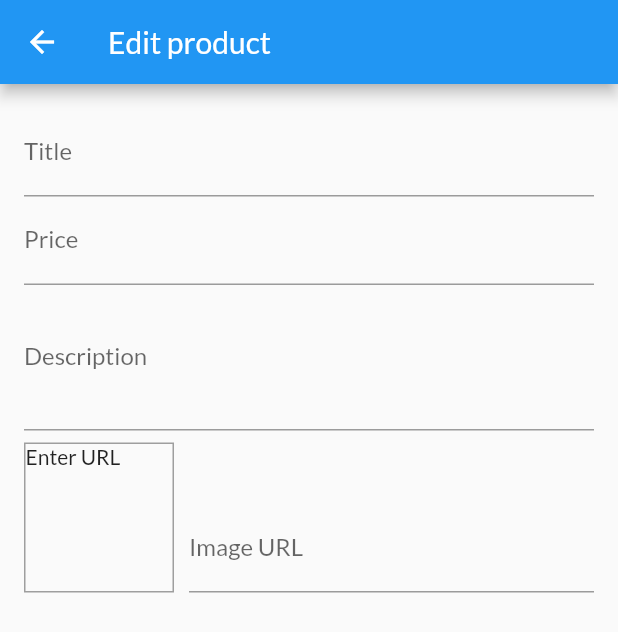
After one commit to allukman/shop-app, a Flutter app: the EditProductScreen screen opened by its route, on a phone screen of 412 x 824 dp. The commit adds this screen. Shown: the top 632 px of the screen. Run offline on Flutter 3.47's test engine with Material 2 defaults, Android fonts, the phone set to English and light mode, and no system bars; network calls fail.

Commit message:
edit screen

```diff
--- a/lib/main.dart
+++ b/lib/main.dart
@@ -5,6 +5,8 @@ import '../screens/product_overview_screen.dart';
 import '../screens/product_detail_screen.dart';
 import '../screens/cart_screen.dart';
 import '../screens/orders_screen.dart';
+import '../screens/user_product_screen.dart';
+import '../screens/edit_product_screen.dart';
 
 import '../providers/products_provider.dart';
 import '../providers/cart.dart';
@@ -38,6 +40,8 @@ class MyApp extends StatelessWidget {
           ProductDetailScreen.routeName: (ctx) => ProductDetailScreen(),
           CartScreen.routeName: (ctx) => CartScreen(),
           OrdersScreen.routeName: (ctx) => OrdersScreen(),
+          UserProductScreen.routeName: (ctx) => UserProductScreen(),
+          EditProductScreen.routeName: (ctx) => EditProductScreen(),
         },
       ),
     );
--- /dev/null
+++ b/lib/screens/edit_product_screen.dart
@@ -0,0 +1,110 @@
+import 'package:flutter/material.dart';
+
+class EditProductScreen extends StatefulWidget {
+  static const routeName = '/edit-product';
+
+  @override
+  State<EditProductScreen> createState() => _EditProductScreenState();
+}
+
+class _EditProductScreenState extends State<EditProductScreen> {
+  final _priceFocusNode = FocusNode();
+  final _descriptionFocusNode = FocusNode();
+  final _imageUrlController = TextEditingController();
+  final _imageUrlFocusNode = FocusNode();
+
+  @override
+  void initState() {
+    _imageUrlFocusNode.addListener(_updateImageUrl);
+    super.initState();
+  }
+
+  @override
+  void dispose() {
+    _imageUrlFocusNode.removeListener(_updateImageUrl);
+    _priceFocusNode.dispose();
+    _descriptionFocusNode.dispose();
+    _imageUrlController.dispose();
+    _imageUrlFocusNode.dispose();
+    super.dispose();
+  }
+
+  void _updateImageUrl() {
+    if (!_imageUrlFocusNode.hasFocus) {
+      setState(() {});
+    }
+  }
+
+  @override
+  Widget build(BuildContext context) {
+    return Scaffold(
+      appBar: AppBar(title: Text('Edit product')),
+      body: Padding(
+        padding: const EdgeInsets.all(16.0),
+        child: Form(
+          child: ListView(
+            children: [
+              TextFormField(
+                decoration: InputDecoration(labelText: 'Title'),
+                textInputAction: TextInputAction.next,
+                onFieldSubmitted: (_) {
+                  FocusScope.of(context).requestFocus(_priceFocusNode);
+                },
+              ),
+              TextFormField(
+                decoration: InputDecoration(labelText: 'Price'),
+                textInputAction: TextInputAction.next,
+                keyboardType: TextInputType.number,
+                focusNode: _priceFocusNode,
+                onFieldSubmitted: (_) {
+                  FocusScope.of(context).requestFocus(_descriptionFocusNode);
+                },
+              ),
+              TextFormField(
+                decoration: InputDecoration(labelText: 'Description'),
+                maxLines: 3,
+                keyboardType: TextInputType.multiline,
+                focusNode: _descriptionFocusNode,
+              ),
+              Row(
+                crossAxisAlignment: CrossAxisAlignment.end,
+                children: [
+                  Container(
+                    width: 100,
+                    height: 100,
+                    margin: EdgeInsets.only(top: 8, right: 10),
+                    decoration: BoxDecoration(
+                        border: Border.all(
+                      width: 1,
+                      color: Colors.grey,
+                    )),
+                    child: _imageUrlController.text.isEmpty
+                        ? Text('Enter URL')
+                        : FittedBox(
+                            child: Image.network(
+                              _imageUrlController.text,
+                              fit: BoxFit.fill,
+                            ),
+                          ),
+                  ),
+                  Expanded(
+                    child: TextFormField(
+                      decoration: InputDecoration(labelText: 'Image URL'),
+                      keyboardType: TextInputType.url,
+                      textInputAction: TextInputAction.done,
+                      controller: _imageUrlController,
+                      focusNode: _imageUrlFocusNode,
+                      onEditingComplete: () {
+                        setState(() {});
+                      },
+                    ),
+                  )
+                ],
+              )
+            ],
+          ),
+        ),
+      ),
+    );
+  }
+}
```
Also changed, not shown: lib/screens/user_product_screen.dart (added, +45 -0 lines), lib/widgets/app_drawer.dart (+8 -0 lines), lib/widgets/cart_item.dart (+23 -0 lines), lib/widgets/user_product_item.dart (added, +33 -0 lines).
